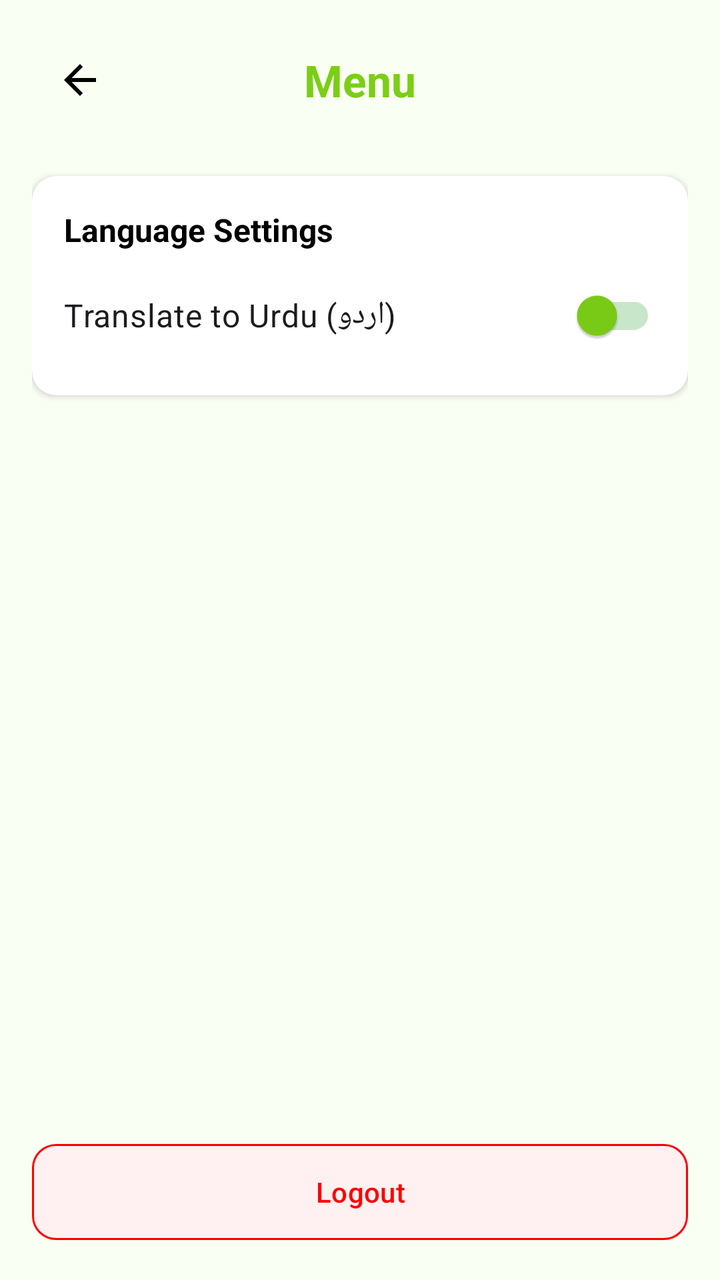
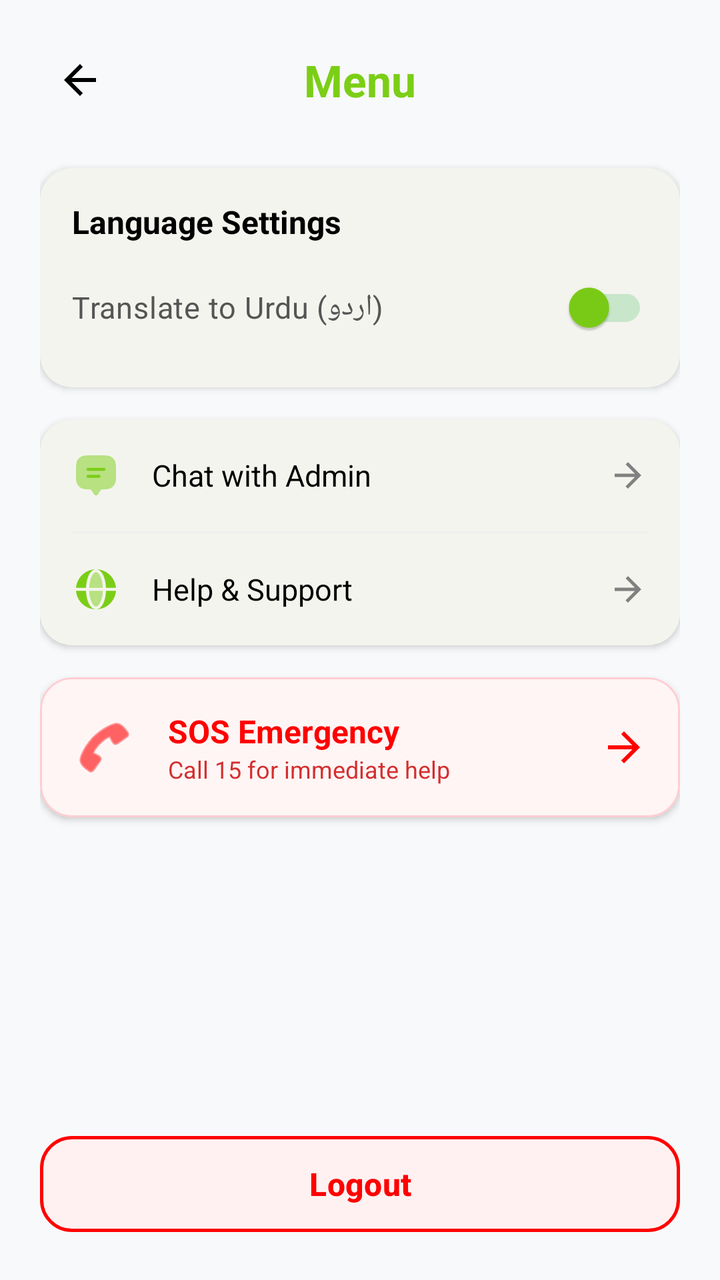

Compare the two renders of this Android layout. The source of the first and the diff that turns it into the second are given below.
<!-- AndroidManifest.xml: application theme Theme.RozgarConnector -->
<!-- res/layout/activity_menu.xml -->
<?xml version="1.0" encoding="utf-8"?>
<LinearLayout xmlns:android="http://schemas.android.com/apk/res/android"
    xmlns:app="http://schemas.android.com/apk/res-auto"
    xmlns:tools="http://schemas.android.com/tools"
    android:layout_width="match_parent"
    android:layout_height="match_parent"
    android:orientation="vertical"
    android:background="@color/white"
    android:padding="16dp"
    tools:context=".ui.settings.MenuActivity">

    <RelativeLayout
        android:layout_width="match_parent"
        android:layout_height="wrap_content"
        android:layout_marginBottom="24dp">

        <ImageButton
            android:id="@+id/btnBack"
            android:layout_width="48dp"
            android:layout_height="48dp"
            android:background="?attr/selectableItemBackgroundBorderless"
            android:src="@drawable/ic_back"
            app:tint="@color/black" />

        <TextView
            android:id="@+id/tvMenuTitle"
            android:layout_width="wrap_content"
            android:layout_height="wrap_content"
            android:layout_centerInParent="true"
            android:text="@string/menu_title"
            android:textSize="22sp"
            android:textStyle="bold"
            android:textColor="@color/primary_green"/>
    </RelativeLayout>

    <androidx.cardview.widget.CardView
        android:layout_width="match_parent"
        android:layout_height="wrap_content"
        app:cardCornerRadius="12dp"
        app:cardElevation="2dp"
        android:layout_marginBottom="16dp">

        <LinearLayout
            android:layout_width="match_parent"
            android:layout_height="wrap_content"
            android:orientation="vertical"
            android:padding="16dp">

            <TextView
                android:id="@+id/tvLangHeader"
                android:layout_width="wrap_content"
                android:layout_height="wrap_content"
                android:text="@string/lang_settings"
                android:textSize="16sp"
                android:textStyle="bold"
                android:textColor="@color/black"
                android:layout_marginBottom="8dp"/>

            <com.google.android.material.switchmaterial.SwitchMaterial
                android:id="@+id/switchUrdu"
                android:layout_width="match_parent"
                android:layout_height="wrap_content"
                android:text="@string/switch_urdu_label"
                android:textSize="16sp"
                app:thumbTint="@color/primary_green"
                app:trackTint="@color/primary_green_light"/>
            
            <TextView
                android:id="@+id/tvStatus"
                android:layout_width="wrap_content"
                android:layout_height="wrap_content"
                android:text="@string/model_download_status"
                android:textSize="12sp"
                android:textColor="@color/gray"
                android:visibility="gone"/>
        </LinearLayout>
    </androidx.cardview.widget.CardView>

    <View
        android:id="@+id/headerBg"
        android:layout_width="match_parent"
        android:layout_height="0dp"
        android:layout_weight="1"/>

    <Button
        android:id="@+id/btnLogout"
        android:layout_width="match_parent"
        android:layout_height="56dp"
        android:backgroundTint="#FFF1F1"
        android:text="@string/logout"
        android:textAllCaps="false"
        android:textColor="@color/red"
        app:cornerRadius="12dp"
        app:strokeColor="@color/red"
        app:strokeWidth="1dp" />

</LinearLayout>
<!-- resources referenced by this layout -->
<resources>
  <color name="black">#FF000000</color>
  <color name="gray">#808080</color>
  <color name="primary_green">#7BCE16</color>
  <color name="primary_green_light">#C8E6C9</color>
  <color name="red">#FF0000</color>
  <color name="white">#FAFFF3</color>
  <!-- drawable ic_back (drawable) -->
  <vector xmlns:android="http://schemas.android.com/apk/res/android"
      android:width="24dp"
      android:height="24dp"
      android:viewportWidth="24"
      android:viewportHeight="24">
    <path
        android:fillColor="@android:color/white"
        android:pathData="M20,11H7.83l5.59,-5.59L12,4l-8,8 8,8 1.41,-1.41L7.83,13H20v-2z"/>
  </vector>
  <string name="lang_settings">Language Settings</string>
  <string name="logout">Logout</string>
  <string name="menu_title">Menu</string>
  <string name="model_download_status">Offline model will be downloaded on first enable.</string>
  <string name="switch_urdu_label">Translate to Urdu (اردو)</string>
  <style name="Theme.RozgarConnector" parent="Base.Theme.RozgarConnector" />
  <style name="Base.Theme.RozgarConnector" parent="Theme.Material3.DayNight.NoActionBar">
          
          <item name="colorPrimary">@color/primary_green</item>
      </style>
</resources>

<!-- the commit's change to res/layout/activity_menu.xml (unified diff, before → after) -->
@@ -1,97 +1,254 @@
 <?xml version="1.0" encoding="utf-8"?>
-<LinearLayout xmlns:android="http://schemas.android.com/apk/res/android"
+<androidx.core.widget.NestedScrollView xmlns:android="http://schemas.android.com/apk/res/android"
     xmlns:app="http://schemas.android.com/apk/res-auto"
     xmlns:tools="http://schemas.android.com/tools"
     android:layout_width="match_parent"
     android:layout_height="match_parent"
-    android:orientation="vertical"
-    android:background="@color/white"
-    android:padding="16dp"
-    tools:context=".ui.settings.MenuActivity">
-
-    <RelativeLayout
+    android:background="#F8F9FA"
+    android:fillViewport="true">
+
+    <LinearLayout
         android:layout_width="match_parent"
         android:layout_height="wrap_content"
-        android:layout_marginBottom="24dp">
-
-        <ImageButton
-            android:id="@+id/btnBack"
-            android:layout_width="48dp"
-            android:layout_height="48dp"
-            android:background="?attr/selectableItemBackgroundBorderless"
-            android:src="@drawable/ic_back"
-            app:tint="@color/black" />
-
-        <TextView
-            android:id="@+id/tvMenuTitle"
-            android:layout_width="wrap_content"
-            android:layout_height="wrap_content"
-            android:layout_centerInParent="true"
-            android:text="@string/menu_title"
-            android:textSize="22sp"
+        android:orientation="vertical"
+        android:padding="20dp"
+        tools:context=".ui.settings.MenuActivity">
+
+        <RelativeLayout
+            android:layout_width="match_parent"
+            android:layout_height="wrap_content"
+            android:layout_marginBottom="24dp">
+
+            <ImageButton
+                android:id="@+id/btnBack"
+                android:layout_width="40dp"
+                android:layout_height="40dp"
+                android:background="?attr/selectableItemBackgroundBorderless"
+                android:src="@drawable/ic_back"
+                app:tint="@color/black" />
+
+            <TextView
+                android:id="@+id/tvMenuTitle"
+                android:layout_width="wrap_content"
+                android:layout_height="wrap_content"
+                android:layout_centerInParent="true"
+                android:text="@string/menu_title"
+                android:textColor="@color/primary_green"
+                android:textSize="22sp"
+                android:textStyle="bold" />
+        </RelativeLayout>
+
+        
+        <com.google.android.material.card.MaterialCardView
+            android:layout_width="match_parent"
+            android:layout_height="wrap_content"
+            android:layout_marginBottom="16dp"
+            app:cardCornerRadius="16dp"
+            app:cardElevation="2dp"
+            app:strokeWidth="0dp">
+
+            <LinearLayout
+                android:layout_width="match_parent"
+                android:layout_height="wrap_content"
+                android:orientation="vertical"
+                android:padding="16dp">
+
+                <TextView
+                    android:id="@+id/tvLangHeader"
+                    android:layout_width="wrap_content"
+                    android:layout_height="wrap_content"
+                    android:layout_marginBottom="8dp"
+                    android:text="@string/lang_settings"
+                    android:textColor="@color/black"
+                    android:textSize="16sp"
+                    android:textStyle="bold" />
+
+                <com.google.android.material.switchmaterial.SwitchMaterial
+                    android:id="@+id/switchUrdu"
+                    android:layout_width="match_parent"
+                    android:layout_height="wrap_content"
+                    android:text="@string/switch_urdu_label"
+                    android:textColor="#555555"
+                    android:textSize="15sp"
+                    app:thumbTint="@color/primary_green"
+                    app:trackTint="@color/primary_green_light" />
+
+                <TextView
+                    android:id="@+id/tvStatus"
+                    android:layout_width="wrap_content"
+                    android:layout_height="wrap_content"
+                    android:text="@string/model_download_status"
+                    android:textColor="@color/grey"
+                    android:textSize="11sp"
+                    android:visibility="gone" />
+            </LinearLayout>
+        </com.google.android.material.card.MaterialCardView>
+
+        
+        <com.google.android.material.card.MaterialCardView
+            android:layout_width="match_parent"
+            android:layout_height="wrap_content"
+            android:layout_marginBottom="16dp"
+            app:cardCornerRadius="16dp"
+            app:cardElevation="2dp"
+            app:strokeWidth="0dp">
+
+            <LinearLayout
+                android:layout_width="match_parent"
+                android:layout_height="wrap_content"
+                android:orientation="vertical">
+
+                
+                <LinearLayout
+                    android:id="@+id/btnChatAdmin"
+                    android:layout_width="match_parent"
+                    android:layout_height="wrap_content"
+                    android:background="?attr/selectableItemBackground"
+                    android:clickable="true"
+                    android:focusable="true"
+                    android:gravity="center_vertical"
+                    android:padding="16dp">
+
+                    <ImageView
+                        android:layout_width="24dp"
+                        android:layout_height="24dp"
+                        android:src="@drawable/ic_messages"
+                        app:tint="@color/primary_green" />
+
+                    <TextView
+                        android:layout_width="0dp"
+                        android:layout_height="wrap_content"
+                        android:layout_marginStart="16dp"
+                        android:layout_weight="1"
+                        android:text="Chat with Admin"
+                        android:textColor="@color/black"
+                        android:textSize="15sp" />
+
+                    <ImageView
+                        android:layout_width="20dp"
+                        android:layout_height="20dp"
+                        android:src="@drawable/ic_back"
+                        android:rotation="180"
+                        app:tint="@color/grey" />
+                </LinearLayout>
+
+                <View
+                    android:layout_width="match_parent"
+                    android:layout_height="1dp"
+                    android:layout_marginHorizontal="16dp"
+                    android:background="#EEEEEE" />
+
+                
+                <LinearLayout
+                    android:id="@+id/btnHelpSupport"
+                    android:layout_width="match_parent"
+                    android:layout_height="wrap_content"
+                    android:background="?attr/selectableItemBackground"
+                    android:clickable="true"
+                    android:focusable="true"
+                    android:gravity="center_vertical"
+                    android:padding="16dp">
+
+                    <ImageView
+                        android:layout_width="24dp"
+                        android:layout_height="24dp"
+                        android:src="@drawable/ic_notification"
+                        app:tint="@color/primary_green" />
+
+                    <TextView
+                        android:layout_width="0dp"
+                        android:layout_height="wrap_content"
+                        android:layout_marginStart="16dp"
+                        android:layout_weight="1"
+                        android:text="Help &amp; Support"
+                        android:textColor="@color/black"
+                        android:textSize="15sp" />
+
+                    <ImageView
+                        android:layout_width="20dp"
+                        android:layout_height="20dp"
+                        android:src="@drawable/ic_back"
+                        android:rotation="180"
+                        app:tint="@color/grey" />
+                </LinearLayout>
+            </LinearLayout>
+        </com.google.android.material.card.MaterialCardView>
+
+        
+        <com.google.android.material.card.MaterialCardView
+            android:id="@+id/btnSOS"
+            android:layout_width="match_parent"
+            android:layout_height="wrap_content"
+            android:layout_marginBottom="16dp"
+            android:backgroundTint="#FFF5F5"
+            app:cardCornerRadius="16dp"
+            app:cardElevation="2dp"
+            app:strokeColor="#FFCDD2"
+            app:strokeWidth="1dp">
+
+            <LinearLayout
+                android:layout_width="match_parent"
+                android:layout_height="wrap_content"
+                android:gravity="center_vertical"
+                android:padding="16dp">
+
+                <ImageView
+                    android:layout_width="32dp"
+                    android:layout_height="32dp"
+                    android:src="@android:drawable/ic_menu_call"
+                    app:tint="@color/red" />
+
+                <LinearLayout
+                    android:layout_width="0dp"
+                    android:layout_height="wrap_content"
+                    android:layout_marginStart="16dp"
+                    android:layout_weight="1"
+                    android:orientation="vertical">
+
+                    <TextView
+                        android:layout_width="wrap_content"
+                        android:layout_height="wrap_content"
+                        android:text="SOS Emergency"
+                        android:textColor="@color/red"
+                        android:textSize="16sp"
+                        android:textStyle="bold" />
+
+                    <TextView
+                        android:layout_width="wrap_content"
+                        android:layout_height="wrap_content"
+                        android:text="Call 15 for immediate help"
+                        android:textColor="#D32F2F"
+                        android:textSize="12sp" />
+                </LinearLayout>
+
+                <ImageView
+                    android:layout_width="24dp"
+                    android:layout_height="24dp"
+                    android:src="@drawable/ic_back"
+                    android:rotation="180"
+                    app:tint="@color/red" />
+            </LinearLayout>
+        </com.google.android.material.card.MaterialCardView>
+
+        <View
+            android:layout_width="match_parent"
+            android:layout_height="0dp"
+            android:layout_weight="1" />
+
+        <com.google.android.material.button.MaterialButton
+            android:id="@+id/btnLogout"
+            android:layout_width="match_parent"
+            android:layout_height="56dp"
+            android:layout_marginTop="24dp"
+            android:backgroundTint="#FFF1F1"
+            android:text="@string/logout"
+            android:textAllCaps="false"
+            android:textColor="@color/red"
+            android:textSize="16sp"
             android:textStyle="bold"
-            android:textColor="@color/primary_green"/>
-    </RelativeLayout>
-
-    <androidx.cardview.widget.CardView
-        android:layout_width="match_parent"
-        android:layout_height="wrap_content"
-        app:cardCornerRadius="12dp"
-        app:cardElevation="2dp"
-        android:layout_marginBottom="16dp">
-
-        <LinearLayout
-            android:layout_width="match_parent"
-            android:layout_height="wrap_content"
-            android:orientation="vertical"
-            android:padding="16dp">
-
-            <TextView
-                android:id="@+id/tvLangHeader"
-                android:layout_width="wrap_content"
-                android:layout_height="wrap_content"
-                android:text="@string/lang_settings"
-                android:textSize="16sp"
-                android:textStyle="bold"
-                android:textColor="@color/black"
-                android:layout_marginBottom="8dp"/>
-
-            <com.google.android.material.switchmaterial.SwitchMaterial
-                android:id="@+id/switchUrdu"
-                android:layout_width="match_parent"
-                android:layout_height="wrap_content"
-                android:text="@string/switch_urdu_label"
-                android:textSize="16sp"
-                app:thumbTint="@color/primary_green"
-                app:trackTint="@color/primary_green_light"/>
-            
-            <TextView
-                android:id="@+id/tvStatus"
-                android:layout_width="wrap_content"
-                android:layout_height="wrap_content"
-                android:text="@string/model_download_status"
-                android:textSize="12sp"
-                android:textColor="@color/gray"
-                android:visibility="gone"/>
-        </LinearLayout>
-    </androidx.cardview.widget.CardView>
-
-    <View
-        android:id="@+id/headerBg"
-        android:layout_width="match_parent"
-        android:layout_height="0dp"
-        android:layout_weight="1"/>
-
-    <Button
-        android:id="@+id/btnLogout"
-        android:layout_width="match_parent"
-        android:layout_height="56dp"
-        android:backgroundTint="#FFF1F1"
-        android:text="@string/logout"
-        android:textAllCaps="false"
-        android:textColor="@color/red"
-        app:cornerRadius="12dp"
-        app:strokeColor="@color/red"
-        app:strokeWidth="1dp" />
-
-</LinearLayout>
+            app:cornerRadius="16dp"
+            app:strokeColor="@color/red"
+            app:strokeWidth="1.5dp" />
+
+    </LinearLayout>
+</androidx.core.widget.NestedScrollView>
<!-- resource entries referenced after the edit -->
@@ -1,11 +1,10 @@
 <!-- resources referenced by this layout -->
 <resources>
   <color name="black">#FF000000</color>
-  <color name="gray">#808080</color>
+  <color name="grey">#808080</color>
   <color name="primary_green">#7BCE16</color>
   <color name="primary_green_light">#C8E6C9</color>
   <color name="red">#FF0000</color>
-  <color name="white">#FAFFF3</color>
   <!-- drawable ic_back (drawable) -->
   <vector xmlns:android="http://schemas.android.com/apk/res/android"
       android:width="24dp"
@@ -16,6 +15,25 @@
         android:fillColor="@android:color/white"
         android:pathData="M20,11H7.83l5.59,-5.59L12,4l-8,8 8,8 1.41,-1.41L7.83,13H20v-2z"/>
   </vector>
+  <!-- drawable ic_messages (drawable) -->
+  <vector xmlns:android="http://schemas.android.com/apk/res/android"
+      android:width="800dp"
+      android:height="800dp"
+      android:viewportWidth="24"
+      android:viewportHeight="24">
+    <path
+        android:pathData="M13.629,20.472L13.087,21.388C12.604,22.204 11.396,22.204 10.913,21.388L10.371,20.472C9.951,19.761 9.74,19.406 9.403,19.21C9.065,19.013 8.64,19.006 7.79,18.992C6.534,18.97 5.747,18.893 5.087,18.619C3.861,18.112 2.888,17.139 2.381,15.913C2,14.995 2,13.83 2,11.5V10.5C2,7.227 2,5.59 2.737,4.388C3.149,3.715 3.715,3.149 4.388,2.737C5.59,2 7.227,2 10.5,2H13.5C16.773,2 18.41,2 19.612,2.737C20.285,3.149 20.851,3.715 21.263,4.388C22,5.59 22,7.227 22,10.5V11.5C22,13.83 22,14.995 21.619,15.913C21.112,17.139 20.139,18.112 18.913,18.619C18.253,18.893 17.466,18.97 16.21,18.992C15.36,19.006 14.935,19.013 14.597,19.21C14.259,19.406 14.049,19.761 13.629,20.472Z"
+        android:strokeAlpha="0.5"
+        android:fillColor="#000000"
+        android:fillAlpha="0.5"/>
+    <path
+        android:pathData="M7.25,9C7.25,8.586 7.586,8.25 8,8.25H16C16.414,8.25 16.75,8.586 16.75,9C16.75,9.414 16.414,9.75 16,9.75H8C7.586,9.75 7.25,9.414 7.25,9Z"
+        android:fillColor="#000000"/>
+    <path
+        android:pathData="M7.25,12.5C7.25,12.086 7.586,11.75 8,11.75H13.5C13.914,11.75 14.25,12.086 14.25,12.5C14.25,12.914 13.914,13.25 13.5,13.25H8C7.586,13.25 7.25,12.914 7.25,12.5Z"
+        android:fillColor="#000000"/>
+  </vector>
+  <!-- drawable ic_notification: vector/xml drawable (drawable, 2138 chars, omitted) -->
   <string name="lang_settings">Language Settings</string>
   <string name="logout">Logout</string>
   <string name="menu_title">Menu</string>
